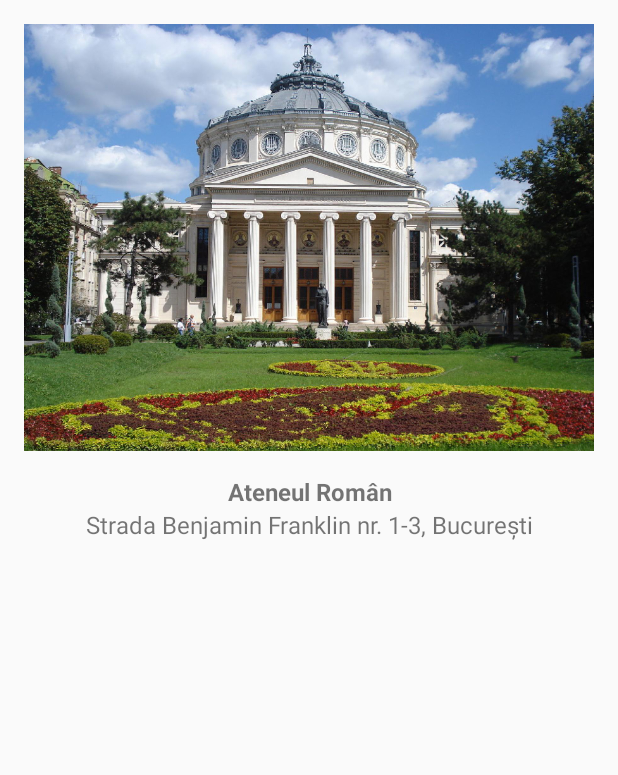
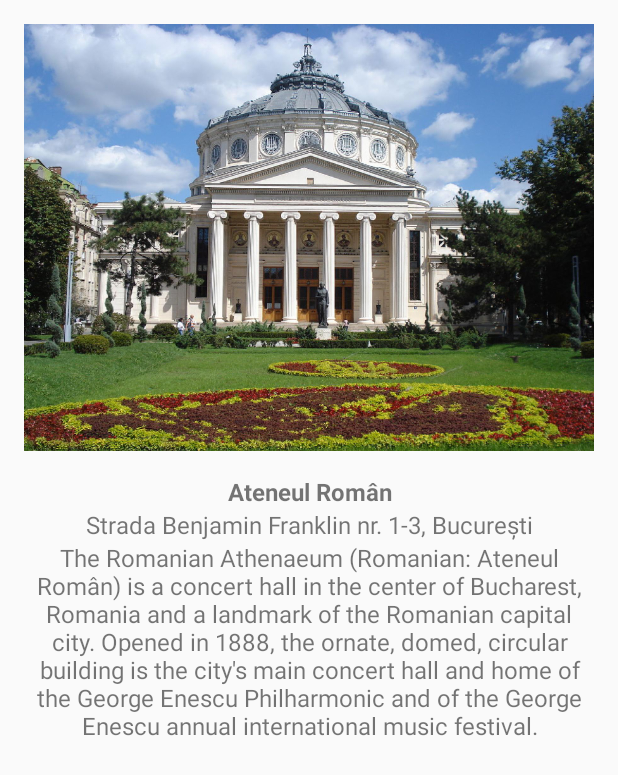
Before and after one commit to GuieMigi/TourGuide, an Android app: the screen it shows after launch (PoiDetails), after a tap on "Ateneul Român", on a phone screen of 412 x 824 dp. Shown: the top 775 px of the screen. Run offline under Robolectric (Android 15) with nearby library versions, the phone set to English and light mode, and no system bars.

Commit message:
Added POI description

```diff
--- a/app/src/main/java/com/example/android/tourguide/AttractionsFragment.java
+++ b/app/src/main/java/com/example/android/tourguide/AttractionsFragment.java
@@ -31,7 +31,8 @@ public class AttractionsFragment extends Fragment {
 
         //Create an ArrayList containing the PointOfInterest.
         final ArrayList<PointOfInterest> pois = new ArrayList<PointOfInterest>();
-        pois.add(new PointOfInterest("Ateneul Român", "Strada Benjamin Franklin nr. 1-3, București", R.drawable.ateneul_roman));
+        pois.add(new PointOfInterest("Ateneul Român", "Strada Benjamin Franklin nr. 1-3, București",
+                getString(R.string.ateneul_roman_description), R.drawable.ateneul_roman));
         pois.add(new PointOfInterest("Arcul de Triumf", "Piața Arcul de Triumf, București", R.drawable.arcul_de_triumf));
         pois.add(new PointOfInterest("Palatul CEC", "Calea Victoriei nr. 13, București", R.drawable.palatul_cec));
         pois.add(new PointOfInterest("Palatul Parlamentului", "Strada Izvor 2-4, București", R.drawable.palatul_parlamentului));
@@ -48,6 +49,7 @@ public class AttractionsFragment extends Fragment {
                 Intent openPoiDetails = new Intent(getContext(), PoiDetails.class);
                 openPoiDetails.putExtra("POI_NAME", pointOfInterest.getPoiName());
                 openPoiDetails.putExtra("POI_ADDRESS", pointOfInterest.getPoiAddress());
+                openPoiDetails.putExtra("POI_DESCRIPTION", pointOfInterest.getPoiDescription());
                 openPoiDetails.putExtra("POI_IMAGE", pointOfInterest.getPoiImage());
                 startActivity(openPoiDetails);
             }
--- a/app/src/main/java/com/example/android/tourguide/PoiDetails.java
+++ b/app/src/main/java/com/example/android/tourguide/PoiDetails.java
@@ -21,18 +21,22 @@ public class PoiDetails extends AppCompatActivity {
 
         Intent getPoiName = getIntent();
         Intent getPoiAddress = getIntent();
+        Intent getPoiDescription = getIntent();
         Intent getPoiImage = getIntent();
 
         final String poiName = getPoiName.getStringExtra("POI_NAME");
         final String poiAddress = getPoiAddress.getStringExtra("POI_ADDRESS");
+        final String poiDescription = getPoiDescription.getStringExtra("POI_DESCRIPTION");
         final int poiImage = getPoiImage.getIntExtra("POI_IMAGE", 0);
 
         TextView poiNameTextView = findViewById(R.id.poi_name_details);
         TextView poiAddressTextView = findViewById(R.id.poi_address_details);
+        TextView poiDescriptionTextView = findViewById(R.id.poi_description_details);
         ImageView poiImageTextView = findViewById(R.id.poi_image_details);
 
         poiNameTextView.setText(poiName);
         poiAddressTextView.setText(poiAddress);
+        poiDescriptionTextView.setText(poiDescription);
         poiImageTextView.setImageResource(poiImage);
     }
 }
--- a/app/src/main/java/com/example/android/tourguide/PointOfInterest.java
+++ b/app/src/main/java/com/example/android/tourguide/PointOfInterest.java
@@ -41,7 +41,7 @@ public class PointOfInterest extends AppCompatActivity {
     }
 
     // Get the Point of Interest website.
-    public String getPoiWebsite(){
+    public String getPoiDescription() {
         return mPoiDescription;
     }
 
--- a/app/src/main/res/values/strings.xml
+++ b/app/src/main/res/values/strings.xml
@@ -3,4 +3,7 @@
 
     <!-- TODO: Remove or change this placeholder text -->
     <string name="hello_blank_fragment">Hello blank fragment</string>
+    <!-- Attractions descriptions-->
+    <string name="ateneul_roman_description">The Romanian Athenaeum (Romanian: Ateneul Român) is a concert hall in the center of Bucharest, Romania and a landmark of the Romanian capital city. Opened in 1888, the ornate, domed, circular building is the city\'s main concert hall and home of the "George Enescu" Philharmonic and of the George Enescu annual international music festival.</string>
+
 </resources>
```
